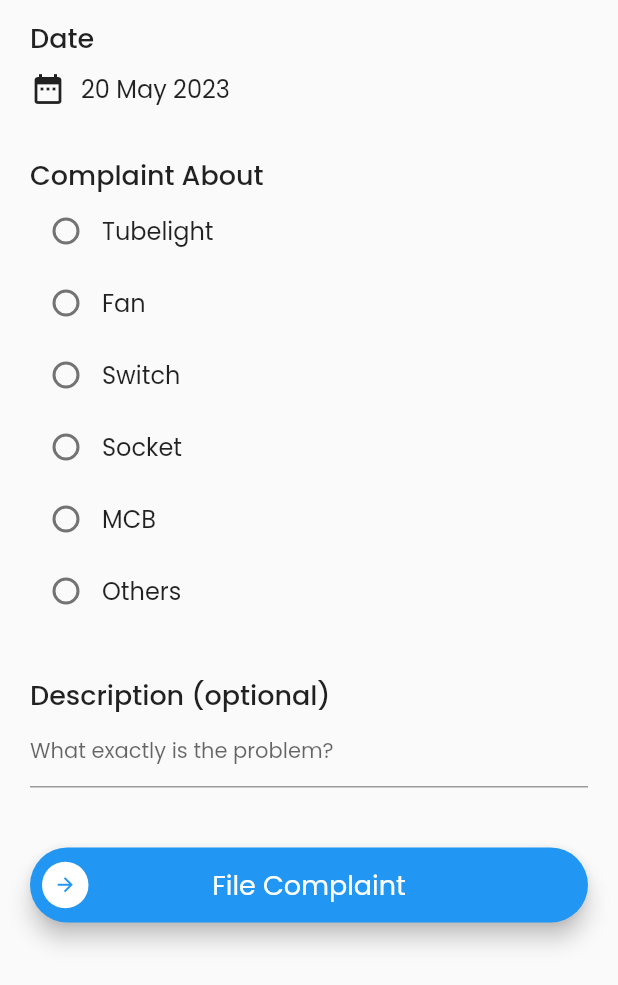
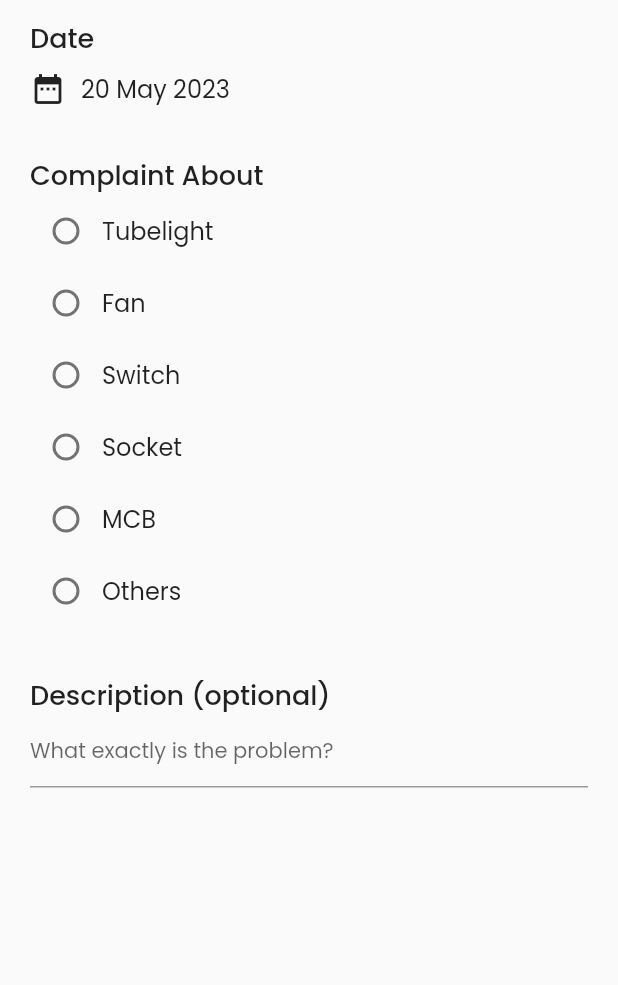
Before and after one commit to insfirred/hostel_complaints, a Flutter app: the ElectricityComplaintsView screen opened by its route, on a phone screen of 412 x 824 dp. Shown: the top 985 px of the screen. Run offline on Flutter 3.47's test engine with Material 2 defaults, Android fonts, the phone set to English and light mode, and no system bars; drawn by our look-alikes of slide_to_act; our stand-ins replace auto_route, cloud_firestore, firebase_auth, firebase_core, flutter_riverpod, freezed_annotation and 2 more; accounts and stored records are empty.

```diff
--- a/lib/src/ui/complaints/electricity/electricity_complaint_view.dart
+++ b/lib/src/ui/complaints/electricity/electricity_complaint_view.dart
@@ -2,8 +2,6 @@ import 'package:flutter/material.dart';
 import 'package:flutter_riverpod/flutter_riverpod.dart';
 import 'package:google_fonts/google_fonts.dart';
 import 'package:intl/intl.dart';
-import 'package:slide_to_act/slide_to_act.dart';
-
 import '../../../utils/extra_space.dart';
 import '../../../utils/snackbar_utils.dart';
 import 'electricity_complaint_view_model.dart';
@@ -59,31 +57,31 @@ class ElectricityComplaintsView extends ConsumerWidget {
               const _FieldTitle(label: 'Description (optional)'),
               const _DescriptionField(),
               ExtraHeight(40),
-              SlideAction(
-                onSubmit: () async {
-                  await ref
-                      .read(electricityComplaintViewModelProvider.notifier)
-                      .fileComplaintSlided();
+              // SlideAction(
+              //   onSubmit: () async {
+              //     await ref
+              //         .read(electricityComplaintViewModelProvider.notifier)
+              //         .fileComplaintSlided();
 
-                  if (ref.watch(electricityComplaintViewModelProvider).status ==
-                      ElectricityComplaintViewStatus.noError) {
-                    showSuccessMessage(context, 'Complaint filed successfully');
-                    Navigator.pop(context);
-                  } else {
-                    print('yaha aana chahiye....');
-                  }
-                },
-                text: 'File Complaint',
-                textStyle: GoogleFonts.poppins(
-                  fontSize: 18,
-                  color: Colors.white,
-                ),
-                height: 50,
-                sliderButtonIconSize: 15,
-                sliderButtonIconPadding: 8,
+              //     if (ref.watch(electricityComplaintViewModelProvider).status ==
+              //         ElectricityComplaintViewStatus.noError) {
+              //       showSuccessMessage(context, 'Complaint filed successfully');
+              //       Navigator.pop(context);
+              //     } else {
+              //       print('yaha aana chahiye....');
+              //     }
+              //   },
+              //   text: 'File Complaint',
+              //   textStyle: GoogleFonts.poppins(
+              //     fontSize: 18,
+              //     color: Colors.white,
+              //   ),
+              //   height: 50,
+              //   sliderButtonIconSize: 15,
+              //   sliderButtonIconPadding: 8,
 
-                // reversed: true,
-              ),
+              //   // reversed: true,
+              // ),
             ],
           ),
         ),
--- a/pubspec.yaml
+++ b/pubspec.yaml
@@ -45,7 +45,7 @@ dependencies:
   google_fonts: ^4.0.4
   pinput: ^2.2.31
   intl: ^0.17.0
-  slide_to_act: ^2.0.1
+  # slide_to_act: ^2.0.1
 
 dev_dependencies:
   flutter_test:
```
Also changed, not shown: pubspec.lock.
